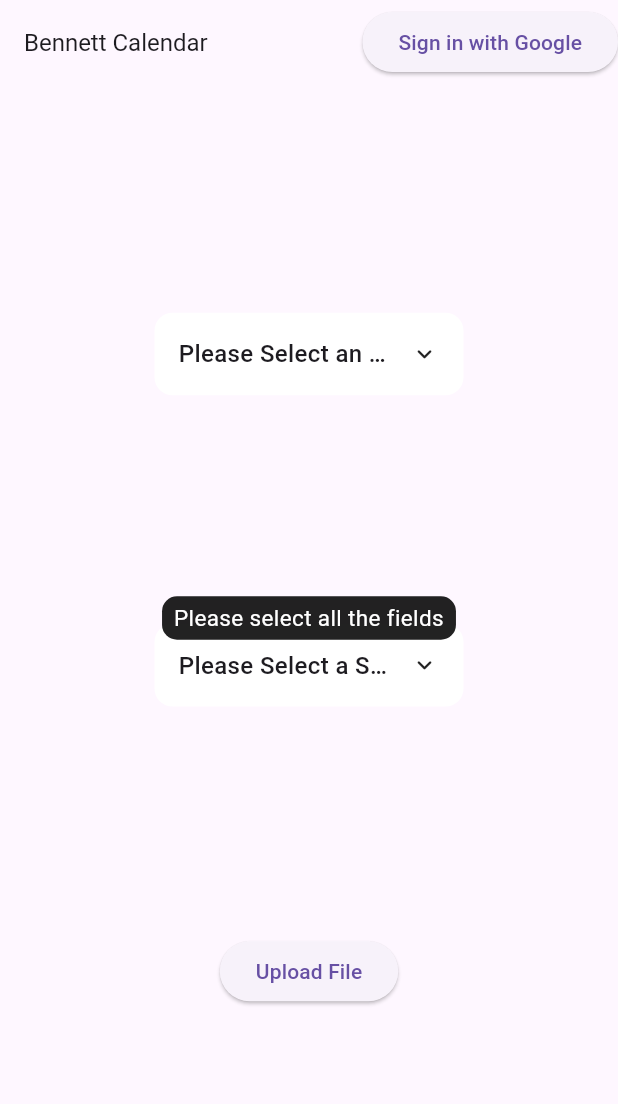
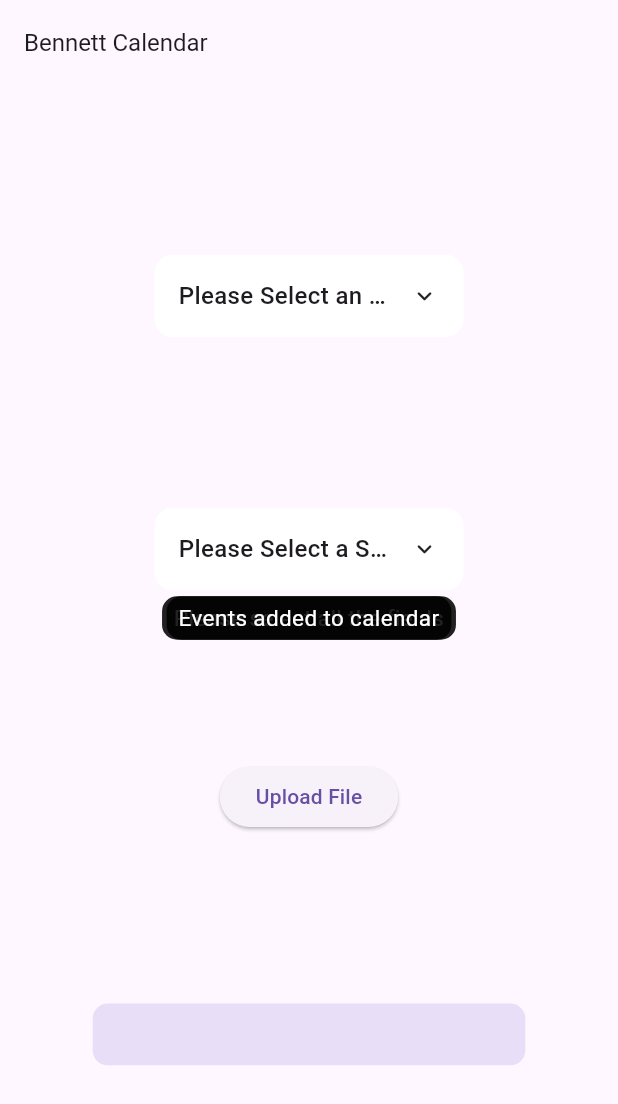
Before and after one commit to M4dhav/Bennett-Calendar, a Flutter app: the screen it shows after launch, after a tap on "Upload File", on a phone screen of 412 x 824 dp. Shown: the top 1104 px of the screen. Run offline on Flutter 3.47's test engine with Material 3 defaults, Android fonts, the phone set to English and light mode, and no system bars; drawn by our look-alikes of animated_custom_dropdown, oktoast; our stand-ins replace dio, file_picker, google_sign_in, sizer; missing offline and left inert: extension_google_sign_in_as_googleapis_auth, googleapis.

Commit message:
feat: Implemented Google Calendar Sync

```diff
--- a/lib/home.dart
+++ b/lib/home.dart
@@ -1,12 +1,18 @@
 import 'dart:convert';
 import 'dart:developer';
 import 'dart:io';
+import 'dart:isolate';
 import 'dart:typed_data';
 import 'package:animated_custom_dropdown/custom_dropdown.dart';
+import 'package:bennett_cal/calendar_controller.dart';
 import 'package:dio/dio.dart';
+import 'package:extension_google_sign_in_as_googleapis_auth/extension_google_sign_in_as_googleapis_auth.dart';
 import 'package:file_picker/file_picker.dart';
+import 'package:flutter/foundation.dart';
 import 'package:flutter/material.dart';
+import 'package:flutter/services.dart';
 import 'package:google_sign_in/google_sign_in.dart';
+import 'package:googleapis/calendar/v3.dart' as cal;
 import 'package:sizer/sizer.dart';
 import 'package:oktoast/oktoast.dart';
 
@@ -18,6 +24,8 @@ class HomePage extends StatefulWidget {
 }
 
 class _HomePageState extends State<HomePage> {
+  double progValue = 0.0;
+  List<Map<String, String>> eventData = [];
   final SingleSelectController<String?> splController =
       SingleSelectController("Please Select a Specialisation");
   final SingleSelectController<String?> electiveController =
@@ -103,12 +111,15 @@ class _HomePageState extends State<HomePage> {
         'https://bennett-calendar-backend.onrender.com/upload',
         data: formData,
       );
-      // print(response.data);
-
       if (response.statusCode == 200) {
         Map<String, dynamic> jsonData = jsonDecode(response.data);
-
-        print(jsonData['rooms']);
+        eventData.clear();
+        for (var event in jsonData['class']) {
+          Map<String, String> eventMap = Map.from(event);
+          eventData.add(eventMap);
+        }
+        setState(() {});
+        print(eventData);
       } else {
         print('Upload failed: ${response.statusCode}');
       }
@@ -118,26 +129,56 @@ class _HomePageState extends State<HomePage> {
     }
   }
 
+  Future<void> googleSignInFunc() async {
+    GoogleSignIn googleSignIn = GoogleSignIn(
+      clientId:
+          '547194397495-acus6c61hpgu76gtnin58j9tafoit5gm.apps.googleusercontent.com',
+      scopes: [
+        'https://www.googleapis.com/auth/calendar',
+      ],
+    );
+
+    try {
+      await googleSignIn.signInSilently();
+      final client = await googleSignIn.authenticatedClient();
+      if (client != null) {
+        CalendarClient.calendar = cal.CalendarApi(client);
+        log('Signed in');
+      }
+    } on PlatformException catch (e) {
+      debugPrint(e.message);
+    }
+  }
+
+  Future<void> updateProgress() async {
+    setState(() {
+      progValue += 100 / eventData.length;
+    });
+  }
+
+  Future<void> addEvents() async {
+    CalendarClient client = CalendarClient();
+    final String calId = await client.createCalendar();
+    for (Map<String, String> event in eventData) {
+      await client.insert(
+          title: event['name']!,
+          description: event['course']!,
+          location: event['room']!,
+          startTime: DateTime(
+              2024, 8, int.parse(event['day']!), int.parse(event['time']!), 30),
+          endTime: DateTime(2024, 8, int.parse(event['day']!),
+              int.parse(event['time']!) + 1, 30),
+          calendarId: calId);
+      await updateProgress();
+    }
+  }
+
   @override
   Widget build(BuildContext context) {
     return MaterialApp(
       home: Scaffold(
         appBar: AppBar(
           title: const Text('Bennett Calendar', style: TextStyle(fontSize: 16)),
-          actions: [
-            ElevatedButton(
-              onPressed: () async {
-                final GoogleSignInAccount? account =
-                    await GoogleSignIn().signIn();
-                if (account != null) {
-                  print('Signed in as ${account.email}');
-                } else {
-                  print('Sign-in cancelled');
-                }
-              },
-              child: const Text('Sign in with Google'),
-            ),
-          ],
         ),
         body: Center(
           child: Column(
@@ -179,9 +220,21 @@ class _HomePageState extends State<HomePage> {
               ElevatedButton(
                 onPressed: () async {
                   await uploadFile();
+                  await googleSignInFunc();
+                  await addEvents();
+                  showToast('Events added to calendar');
                 },
                 child: const Text('Upload File'),
               ),
+              SizedBox(
+                width: 70.w,
+                child: LinearProgressIndicator(
+                  borderRadius: BorderRadius.circular(10),
+                  minHeight: 5.h,
+                  value: progValue,
+                  color: Colors.blue,
+                ),
+              )
             ],
           ),
         ),
--- a/lib/main.dart
+++ b/lib/main.dart
@@ -17,7 +17,7 @@
     return Sizer(builder: (context, orientation, deviceType) {
       return OKToast(
         child: MaterialApp(
-          title: 'Flutter Demo',
+          title: 'ScheduleSyncBU',
           theme: ThemeData(
               // Your theme settings
               ),
--- a/pubspec.yaml
+++ b/pubspec.yaml
@@ -31,7 +31,7 @@ dependencies:
   flutter:
     sdk: flutter
   cupertino_icons:
-  googleapis_auth:
+  extension_google_sign_in_as_googleapis_auth: ^2.0.12
   google_sign_in:
   dio:
   file_picker:
@@ -39,7 +39,7 @@ dependencies:
   oktoast:
   animated_custom_dropdown:
   sizer:
-
+  googleapis:
 
   # The following adds the Cupertino Icons font to your application.
   # Use with the CupertinoIcons class for iOS style icons.
```
Also changed, not shown: lib/calendar_controller.dart (added, +61 -0 lines), pubspec.lock.
